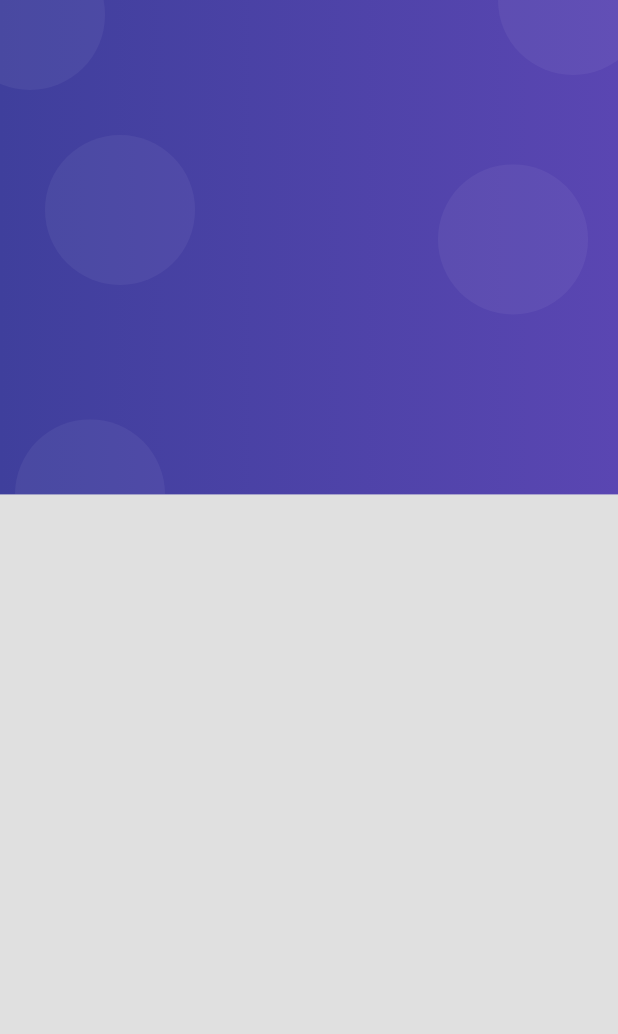
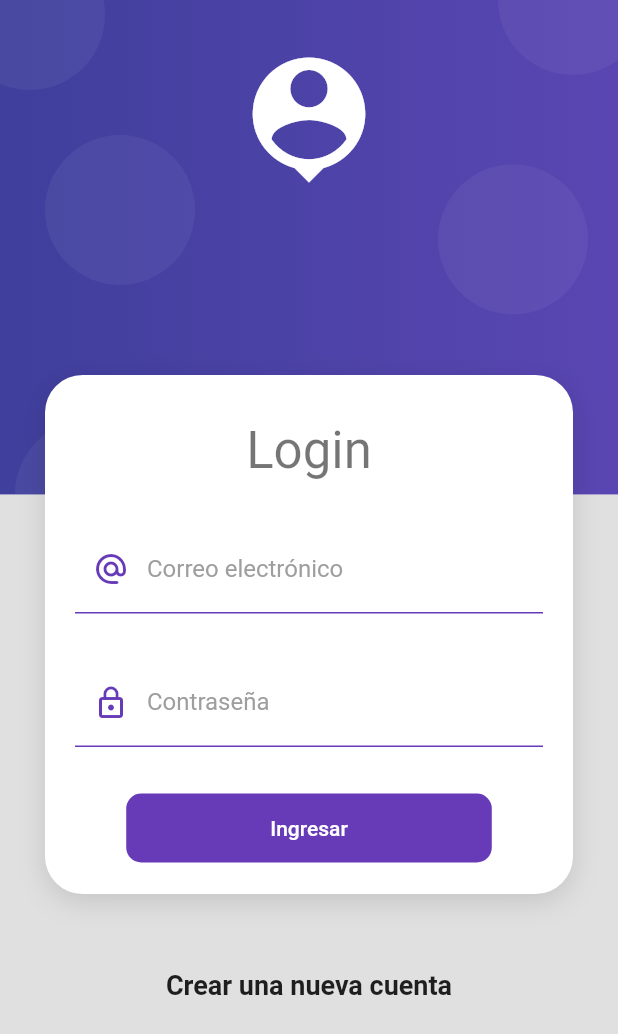
Before and after one commit to chicho69-cesar/products-app, a Flutter app: the screen it shows after launch, on a phone screen of 412 x 824 dp. Shown: the top 1034 px of the screen. Run offline on Flutter 3.47's test engine with Material 2 defaults, Android fonts, the phone set to English and light mode, and no system bars.

Commit message:
Login screen with validations finished

```diff
--- /dev/null
+++ b/lib/providers/login_form_provider.dart
@@ -0,0 +1,29 @@
+// ignore_for_file: avoid_print
+
+import 'package:flutter/material.dart';
+
+class LoginFormProvider extends ChangeNotifier {
+  /* Creamos un key global para tener referencia con el widget que tendra acceso a esta key
+  y de esta forma poder gestionar su estado en particular, en este caso hacer las validaciones del formulario */
+  GlobalKey<FormState> formKey = GlobalKey<FormState>();
+
+  String email = '';
+  String password = '';
+
+  bool _isLoading = false;
+
+  bool get isLoading {
+    return _isLoading;
+  }
+
+  set isLoading(bool value) {
+    _isLoading = value;
+    notifyListeners();
+  }
+
+  bool isValidForm() {
+    print(formKey.currentState?.validate());
+    print('$email - $password');
+    return formKey.currentState?.validate() ?? false;
+  }
+}
--- a/lib/screens/login_screen.dart
+++ b/lib/screens/login_screen.dart
@@ -1,4 +1,10 @@
 import 'package:flutter/material.dart';
+
+import 'package:provider/provider.dart';
+
+import 'package:products_app/providers/login_form_provider.dart';
+import 'package:products_app/ui/input_decorations.dart';
+import 'package:products_app/screens/screens.dart';
 import 'package:products_app/widgets/widgets.dart';
 
 class LoginScreen extends StatelessWidget {
@@ -8,8 +14,138 @@ class LoginScreen extends StatelessWidget {
 
   @override
   Widget build(BuildContext context) {
-    return const Scaffold(
-      body: AuthBackground(),
+    return Scaffold(
+      body: AuthBackground(
+        child: SingleChildScrollView(
+          child: Column(
+            children: [
+              const SizedBox(height: 250),
+
+              CardContainer(
+                child: Column(
+                  children: [
+                    const SizedBox(height: 10),
+
+                    Text('Login', style: Theme.of(context).textTheme.headline4),
+
+                    const SizedBox(height: 30),
+
+                    /* Cuando envolvermos un formulario en un ChangeNotifierProvider lo que hacemos es que
+                    el formulario tendra acceso a todo lo que nos provea el provider, esto con el fin de gestionar
+                    el estado global del formulario a traves de un provider */
+                    ChangeNotifierProvider(
+                      create: (_) => LoginFormProvider(),
+                      child: _LoginForm(),
+                    ),
+                  ],
+                ),
+              ),
+
+              const SizedBox(height: 50),
+
+              const Text(
+                'Crear una nueva cuenta',
+                style: TextStyle(fontSize: 18, fontWeight: FontWeight.bold),
+              ),
+
+              const SizedBox(height: 50),
+            ],
+          ),
+        )
+      ),
     );
   }
 }
+
+class _LoginForm extends StatelessWidget {
+  @override
+  Widget build(BuildContext context) {
+    /* Creamos la instacia del provider */
+    final loginForm = Provider.of<LoginFormProvider>(context);
+
+    // ignore: avoid_unnecessary_containers
+    return Container(
+      child: Form(
+        /* Hacemos bind del key del formulario con el key del provider */
+        key: loginForm.formKey,
+
+        autovalidateMode: AutovalidateMode.onUserInteraction,
+
+        child: Column(
+          children: [
+            TextFormField(
+              autocorrect: false,
+              keyboardType: TextInputType.emailAddress,
+              decoration: InputDecorations.authInputDecoration(
+                hintText: 'jhon.doe@gmail.com',
+                labelText: 'Correo electrónico',
+                prefixIcon: Icons.alternate_email_rounded
+              ),
+              onChanged: (value) => loginForm.email = value,
+              validator: (value) {
+                String pattern = r'^(([^<>()[\]\\.,;:\s@\"]+(\.[^<>()[\]\\.,;:\s@\"]+)*)|(\".+\"))@((\[[0-9]{1,3}\.[0-9]{1,3}\.[0-9]{1,3}\.[0-9]{1,3}\])|(([a-zA-Z\-0-9]+\.)+[a-zA-Z]{2,}))$';
+                RegExp regExp = RegExp(pattern);
+
+                return regExp.hasMatch(value ?? '')
+                  ? null
+                  : 'Escribe un correo valido';
+              },
+            ),
+
+            const SizedBox(height: 30),
+
+            TextFormField(
+              autocorrect: false,
+              obscureText: true,
+              keyboardType: TextInputType.text,
+              decoration: InputDecorations.authInputDecoration(
+                hintText: '******',
+                labelText: 'Contraseña',
+                prefixIcon: Icons.lock_outline
+              ),
+              onChanged: (value) => loginForm.password = value,
+              validator: (value) {
+                return (value != null && value.length >= 6)
+                  ? null
+                  : 'La contraseña no es valida';
+              },
+            ),
+
+            const SizedBox(height: 30),
+
+            MaterialButton(
+              shape: RoundedRectangleBorder(borderRadius: BorderRadius.circular(10)),
+              disabledColor: Colors.grey,
+              elevation: 0,
+              color: Colors.deepPurple,
+
+              onPressed: loginForm.isLoading ? null : () async {
+                FocusScope.of(context).unfocus();
+
+                if (!loginForm.isValidForm()) return;
+
+                loginForm.isLoading = true;
+                await Future.delayed(const Duration(seconds: 2));
+                // todo: Validar si el login es correcto
+                loginForm.isLoading = false;
+
+                // ignore: use_build_context_synchronously
+                Navigator.pushReplacementNamed(context, HomeScreen.routeName);
+              },
+
+              child: Container(
+                padding: const EdgeInsets.symmetric(horizontal: 80, vertical: 15),
+                child: Text(
+                  loginForm.isLoading
+                    ? 'Espere ...'
+                    : 'Ingresar',
+                  style: const TextStyle(color: Colors.white),
+                ),
+              )
+            ),
+          ],
+        ),
+      ),
+    );
+  }
+}
--- /dev/null
+++ b/lib/ui/input_decorations.dart
@@ -0,0 +1,31 @@
+import 'package:flutter/material.dart';
+
+class InputDecorations {
+  static InputDecoration authInputDecoration({
+    required String hintText,
+    required String labelText,
+    IconData? prefixIcon
+  }) {
+    return InputDecoration(
+      enabledBorder: const UnderlineInputBorder(
+        borderSide: BorderSide(
+          color: Colors.deepPurple
+        ),
+      ),
+      focusedBorder: const UnderlineInputBorder(
+        borderSide: BorderSide(
+          color: Colors.deepPurple,
+          width: 2
+        ),
+      ),
+      hintText: hintText,
+      labelText: labelText,
+      labelStyle: const TextStyle(
+        color: Colors.grey
+      ),
+      prefixIcon: prefixIcon != null
+        ? Icon(prefixIcon, color: Colors.deepPurple,)
+        : null
+    );
+  }
+}
--- a/lib/widgets/auth_background.dart
+++ b/lib/widgets/auth_background.dart
@@ -1,7 +1,12 @@
 import 'package:flutter/material.dart';
 
 class AuthBackground extends StatelessWidget {
-  const AuthBackground({Key? key}) : super(key: key);
+  const AuthBackground({
+    Key? key,
+    required this.child
+  }) : super(key: key);
+
+  final Widget child;
 
   @override
   Widget build(BuildContext context) {
@@ -11,7 +16,9 @@ class AuthBackground extends StatelessWidget {
       height: double.infinity,
       child: Stack(
         children: [
-          _PurpleBox()
+          _PurpleBox(),
+          const _HeaderIcon(),
+          child,
         ],
       ),
     );
@@ -62,3 +69,20 @@ class _Bubble extends StatelessWidget {
     );
   }
 }
+
+class _HeaderIcon extends StatelessWidget {
+  const _HeaderIcon({
+    Key? key,
+  }) : super(key: key);
+
+  @override
+  Widget build(BuildContext context) {
+    return SafeArea(
+      child: Container(
+        margin: const EdgeInsets.only(top: 30),
+        width: double.infinity,
+        child: const Icon(Icons.person_pin, color: Colors.white, size: 100),
+      ),
+    );
+  }
+}
--- /dev/null
+++ b/lib/widgets/card_container.dart
@@ -0,0 +1,37 @@
+import 'package:flutter/material.dart';
+
+class CardContainer extends StatelessWidget {
+  const CardContainer({
+    Key? key,
+    required this.child
+  }) : super(key: key);
+
+  final Widget child;
+
+  @override
+  Widget build(BuildContext context) {
+    return Padding(
+      padding: const EdgeInsets.symmetric(horizontal: 30),
+      child: Container(
+        width: double.infinity,
+        padding: const EdgeInsets.all(20),
+        decoration: _createCardShape(),
+        child: child,
+      ),
+    );
+  }
+
+  BoxDecoration _createCardShape() {
+    return BoxDecoration(
+      color: Colors.white,
+      borderRadius: BorderRadius.circular(25),
+      boxShadow: const [
+        BoxShadow(
+          color: Colors.black12,
+          blurRadius: 15,
+          offset: Offset(0, 5)
+        )
+      ]
+    );
+  }
+}
--- a/lib/widgets/widgets.dart
+++ b/lib/widgets/widgets.dart
@@ -1 +1,2 @@
+export 'package:products_app/widgets/card_container.dart';
 export 'package:products_app/widgets/auth_background.dart';
```
Also changed, not shown: pubspec.yaml (+4 -12 lines), pubspec.lock.
